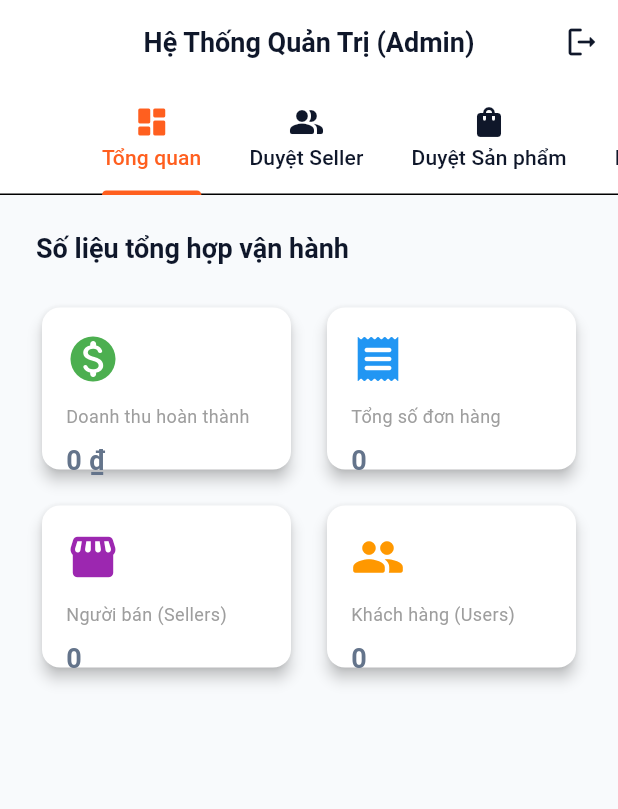
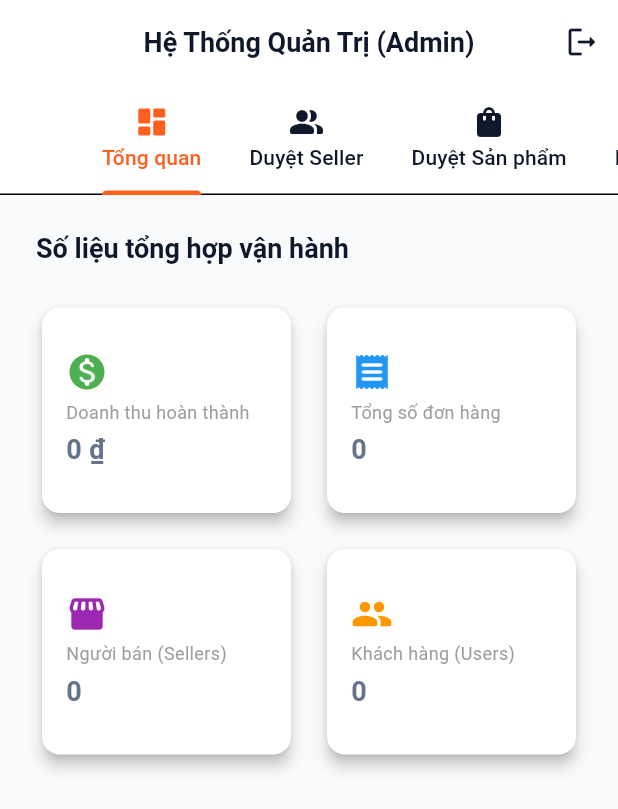
Before and after one commit to ericphan04/FinalPrm, a Flutter app: the AdminDashboardView screen opened by its route, on a phone screen of 412 x 824 dp. Shown: the top 809 px of the screen. Run offline on Flutter 3.47's test engine with Material 3 defaults, Android fonts, the phone set to English and light mode, and no system bars; our stand-ins replace cloud_firestore, cloud_functions, firebase_auth, firebase_core, firebase_messaging, firebase_storage and 6 more; accounts and stored records are empty; network calls fail.

Commit message:
fix(admin-dashboard): resolve stats overflow and fix auth rules for config and audit logs

```diff
--- a/lib/features/admin/presentation/views/admin_dashboard_view.dart
+++ b/lib/features/admin/presentation/views/admin_dashboard_view.dart
@@ -186,7 +186,7 @@ class _AdminDashboardViewState extends ConsumerState<AdminDashboardView>
                     physics: const NeverScrollableScrollPhysics(),
                     crossAxisSpacing: AppSpacing.md,
                     mainAxisSpacing: AppSpacing.md,
-                    childAspectRatio: 1.5,
+                    childAspectRatio: 1.2,
                     children: [
                       _buildStatCard(
                         title: 'Doanh thu hoàn thành',
@@ -237,18 +237,23 @@ class _AdminDashboardViewState extends ConsumerState<AdminDashboardView>
       ),
       color: isDark ? AppColors.surfaceDark : Colors.white,
       child: Padding(
-        padding: const EdgeInsets.all(AppSpacing.md),
+        padding: const EdgeInsets.symmetric(
+          horizontal: AppSpacing.md,
+          vertical: AppSpacing.xs,
+        ),
         child: Column(
           crossAxisAlignment: CrossAxisAlignment.start,
           mainAxisAlignment: MainAxisAlignment.center,
           children: [
-            Icon(icon, size: 36, color: color),
-            const SizedBox(height: AppSpacing.sm),
+            Icon(icon, size: 28, color: color),
+            const SizedBox(height: AppSpacing.xxs),
             Text(
               title,
+              maxLines: 1,
+              overflow: TextOverflow.ellipsis,
               style: const TextStyle(fontSize: 12, color: Colors.grey),
             ),
-            const SizedBox(height: AppSpacing.xs),
+            const SizedBox(height: AppSpacing.xxs),
             FittedBox(
               fit: BoxFit.scaleDown,
               child: Text(
```
Also changed, not shown: 1 other file.
